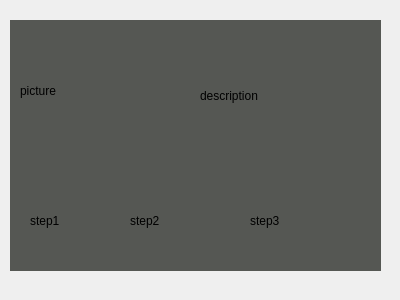
The window that FinalProject/itemdialog.ui (baohuy251210/HowToTidyUp) describes before a commit, drawn with Qt 5.
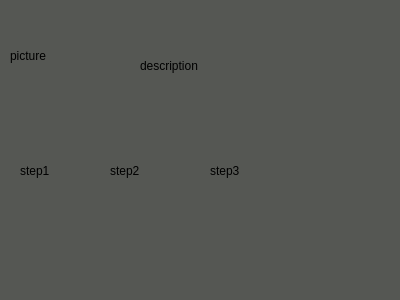
The same window after the commit.

Commit message: modified layout of cleaning tools and item dialog so more of the kitchen scene is visible

Diff of the .ui file:
```diff
--- a/FinalProject/itemdialog.ui
+++ b/FinalProject/itemdialog.ui
@@ -16,12 +16,18 @@
   <widget class="QLabel" name="step1">
    <property name="geometry">
     <rect>
-     <x>30</x>
-     <y>190</y>
-     <width>91</width>
+     <x>20</x>
+     <y>140</y>
+     <width>61</width>
      <height>61</height>
     </rect>
    </property>
+   <property name="maximumSize">
+    <size>
+     <width>64</width>
+     <height>64</height>
+    </size>
+   </property>
    <property name="text">
     <string>step1</string>
    </property>
@@ -32,12 +38,18 @@
   <widget class="QLabel" name="step2">
    <property name="geometry">
     <rect>
-     <x>130</x>
-     <y>190</y>
-     <width>101</width>
+     <x>110</x>
+     <y>140</y>
+     <width>61</width>
      <height>61</height>
     </rect>
    </property>
+   <property name="maximumSize">
+    <size>
+     <width>64</width>
+     <height>64</height>
+    </size>
+   </property>
    <property name="text">
     <string>step2</string>
    </property>
@@ -48,12 +60,18 @@
   <widget class="QLabel" name="step3">
    <property name="geometry">
     <rect>
-     <x>250</x>
-     <y>190</y>
-     <width>111</width>
+     <x>210</x>
+     <y>140</y>
+     <width>61</width>
      <height>61</height>
     </rect>
    </property>
+   <property name="maximumSize">
+    <size>
+     <width>64</width>
+     <height>64</height>
+    </size>
+   </property>
    <property name="text">
     <string>step3</string>
    </property>
@@ -64,10 +82,10 @@
   <widget class="QLabel" name="itemPicture">
    <property name="geometry">
     <rect>
-     <x>20</x>
-     <y>30</y>
-     <width>161</width>
-     <height>121</height>
+     <x>10</x>
+     <y>10</y>
+     <width>111</width>
+     <height>91</height>
     </rect>
    </property>
    <property name="styleSheet">
@@ -83,10 +101,10 @@
   <widget class="QLabel" name="itemDescription">
    <property name="geometry">
     <rect>
-     <x>200</x>
-     <y>30</y>
-     <width>171</width>
-     <height>131</height>
+     <x>140</x>
+     <y>10</y>
+     <width>251</width>
+     <height>111</height>
     </rect>
    </property>
    <property name="text">
@@ -96,10 +114,10 @@
   <widget class="QLabel" name="bgLabel">
    <property name="geometry">
     <rect>
-     <x>10</x>
-     <y>20</y>
-     <width>371</width>
-     <height>251</height>
+     <x>0</x>
+     <y>0</y>
+     <width>401</width>
+     <height>301</height>
     </rect>
    </property>
    <property name="styleSheet">
```
The commit also changes 2 other files.
